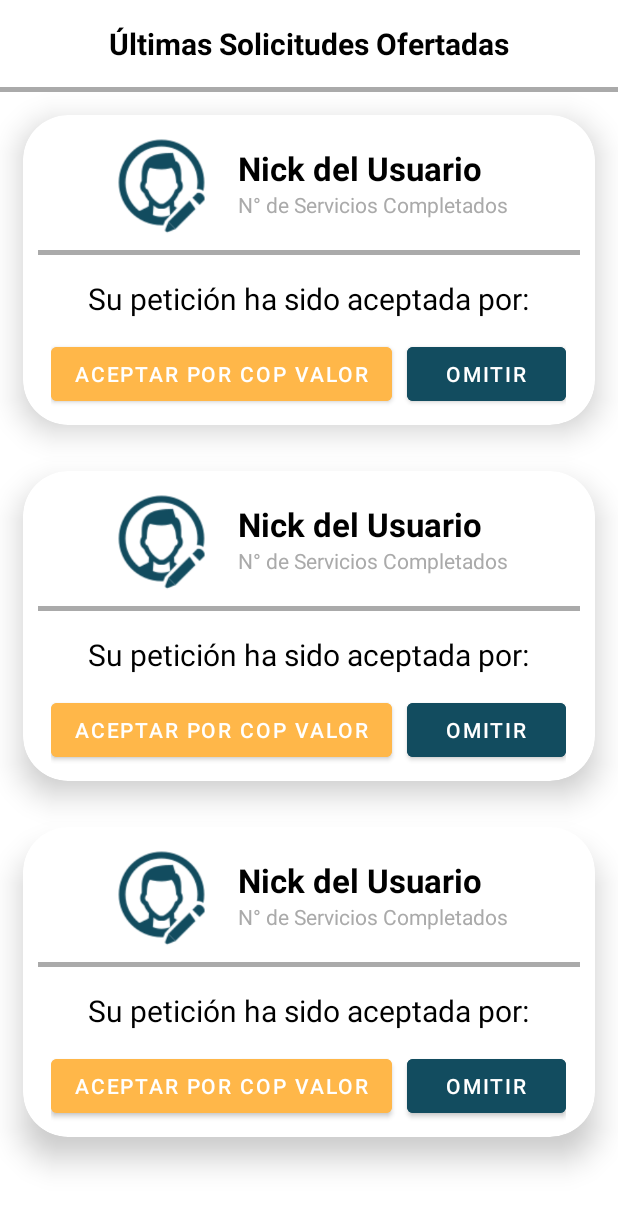
After one commit to MiguelEduardoNunez/AppPawPaseo, an Android app: the layout fragment_espera_usuario.xml on its own in the app's theme, with its tools: preview values and no code run, on a phone screen of 412 x 824 dp. The commit adds this screen. Shown: the top 1208 px of the screen. Run offline under Robolectric (Android 15) with nearby library versions, the phone set to English and light mode, and no system bars.

Commit message:
"card espera usuario"

```diff
--- /dev/null
+++ b/app/src/main/java/com/example/aplicationpaw/views/ui/espera_usuario/EsperaUsuarioFragment.kt
@@ -0,0 +1,30 @@
+package com.example.aplicationpaw.views.ui.espera_usuario
+
+import android.os.Bundle
+import androidx.fragment.app.Fragment
+import android.view.LayoutInflater
+import android.view.View
+import android.view.ViewGroup
+import com.example.aplicationpaw.R
+// TODO: Rename parameter arguments, choose names that match
+// the fragment initialization parameters, e.g. ARG_ITEM_NUMBER
+private const val ARG_PARAM1 = "param1"
+private const val ARG_PARAM2 = "param2"
+
+/**
+ * A simple [Fragment] subclass.
+ * Use the [EsperaUsuarioFragment.newInstance] factory method to
+ * create an instance of this fragment.
+ */
+class EsperaUsuarioFragment : Fragment() {
+    override fun onCreate(savedInstanceState: Bundle?) {
+        super.onCreate(savedInstanceState)
+        arguments?.let {
+        }
+    }
+
+    override fun onCreateView(inflater: LayoutInflater, container: ViewGroup?,
+                              savedInstanceState: Bundle?): View? {
+        return inflater.inflate(R.layout.fragment_espera_usuario, container, false)
+    }
+}
--- /dev/null
+++ b/app/src/main/res/layout/activity_card_esperausuario.xml
@@ -0,0 +1,121 @@
+<?xml version="1.0" encoding="utf-8"?>
+<androidx.cardview.widget.CardView
+    android:id="@+id/espera_card"
+    xmlns:android="http://schemas.android.com/apk/res/android"
+    xmlns:app="http://schemas.android.com/apk/res-auto"
+    android:layout_width="match_parent"
+    android:layout_height="wrap_content"
+    android:layout_margin="15dp"
+    app:cardBackgroundColor="@android:color/white"
+    app:cardCornerRadius="30dp"
+    app:cardElevation="12dp"
+    >
+
+    <LinearLayout
+        android:layout_width="match_parent"
+        android:layout_height="wrap_content"
+        android:orientation="vertical"
+        android:padding="10dp">
+
+        <LinearLayout
+            android:layout_width="match_parent"
+            android:layout_height="wrap_content"
+            android:gravity="center"
+            android:orientation="horizontal">
+
+            <ImageView
+                android:contentDescription="@string/imagenlogo"
+                android:id="@+id/iv_user_icon"
+                android:layout_width="70dp"
+                android:layout_height="70dp"
+                android:src="@drawable/foto_perfil" />
+
+            <LinearLayout
+                android:layout_width="wrap_content"
+                android:layout_height="wrap_content"
+                android:layout_marginStart="16dp"
+                android:orientation="vertical">
+
+                <TextView
+                    android:id="@+id/paseador_usuario"
+                    android:layout_width="wrap_content"
+                    android:layout_height="wrap_content"
+                    android:text="@string/nick_del_usuario"
+                    android:textColor="@android:color/black"
+                    android:textSize="22sp"
+                    android:textStyle="bold" />
+
+                <TextView
+                    android:layout_width="wrap_content"
+                    android:layout_height="wrap_content"
+                    android:text="@string/n_de_servicios_completados"
+                    android:textColor="@android:color/darker_gray"
+                    android:textSize="14sp" />
+
+            </LinearLayout>
+
+
+        </LinearLayout>
+
+        <View
+            android:layout_width="match_parent"
+            android:layout_height="3dp"
+            android:layout_marginTop="10dp"
+            android:background="@android:color/darker_gray" />
+
+        <LinearLayout
+            android:layout_width="match_parent"
+            android:layout_height="wrap_content"
+            android:layout_marginTop="15dp"
+            android:gravity="center"
+            android:orientation="horizontal">
+
+            <LinearLayout
+                android:layout_width="wrap_content"
+                android:layout_height="wrap_content"
+                android:orientation="vertical"
+                android:weightSum="3">
+
+                <TextView
+                    android:layout_width="wrap_content"
+                    android:layout_height="40dp"
+                    android:layout_weight="2"
+                    android:text="@string/acepta"
+                    android:textAlignment="center"
+                    android:textColor="@android:color/black"
+                    android:layout_gravity="center"
+                    android:textSize="20sp" />
+
+                <LinearLayout
+                    android:layout_width="wrap_content"
+                    android:layout_height="match_parent"
+                    android:orientation="horizontal">
+                <Button
+                    android:id="@+id/btn_Aceptar"
+                    android:layout_width="wrap_content"
+                    android:layout_height="wrap_content"
+                    android:layout_gravity="center"
+                    android:layout_weight="0.5"
+                    android:backgroundTint="@color/amarillo"
+                    android:text="@string/aceptar_por_cop_valor" />
+
+                    <View
+                        android:layout_width="10dp"
+                        android:layout_height="3dp"
+                        android:layout_marginTop="10dp"
+                        />
+
+                    <Button
+                        android:id="@+id/btn_Rechazar"
+                        android:layout_width="106dp"
+                        android:layout_height="wrap_content"
+                        android:layout_gravity="center"
+                        android:layout_weight="0.5"
+                        android:backgroundTint="@color/azul"
+                        android:text="@string/omitir" />
+
+                </LinearLayout>
+            </LinearLayout>
+        </LinearLayout>
+    </LinearLayout>
+</androidx.cardview.widget.CardView>
--- /dev/null
+++ b/app/src/main/res/layout/fragment_espera_usuario.xml
@@ -0,0 +1,45 @@
+<?xml version="1.0" encoding="utf-8"?>
+<androidx.constraintlayout.widget.ConstraintLayout xmlns:android="http://schemas.android.com/apk/res/android"
+    xmlns:tools="http://schemas.android.com/tools"
+    android:layout_width="match_parent"
+    android:layout_height="match_parent"
+    xmlns:app="http://schemas.android.com/apk/res-auto"
+    tools:context=".views.ui.espera_usuario.EsperaUsuarioFragment">
+
+    <LinearLayout
+        android:id="@+id/linear_paseador"
+        android:layout_width="match_parent"
+        android:layout_height="0dp"
+        android:orientation="vertical"
+        app:layout_constraintTop_toTopOf="parent">
+
+        <TextView
+            android:layout_width="match_parent"
+            android:layout_height="wrap_content"
+            android:layout_gravity="center"
+            android:layout_marginTop="15dp"
+            android:gravity="center"
+            android:text="Últimas Solicitudes Ofertadas"
+            android:textColor="@color/black"
+            android:textSize="20sp"
+            android:textStyle="bold" />
+
+        <View
+            android:layout_width="match_parent"
+            android:layout_height="3dp"
+            android:layout_marginTop="15dp"
+            android:background="@android:color/darker_gray" />
+
+    </LinearLayout>
+
+    <androidx.recyclerview.widget.RecyclerView
+        android:id="@+id/recyclerViewPaseadores"
+        android:layout_width="match_parent"
+        android:layout_height="0dp"
+        app:layout_constraintTop_toBottomOf="@id/linear_paseador"
+        app:layout_constraintBottom_toBottomOf="parent"
+        tools:listitem="@layout/activity_card_esperausuario">
+
+    </androidx.recyclerview.widget.RecyclerView>
+
+</androidx.constraintlayout.widget.ConstraintLayout>
--- a/app/src/main/res/values/strings.xml
+++ b/app/src/main/res/values/strings.xml
@@ -44,4 +44,5 @@
     <string name="raza">Raza</string>
     <string name="tama_o">Tamaño</string>
     <string name="desafios">Desafios</string>
+    <string name="acepta"> Su petición ha sido aceptada por:</string>
 </resources>
```
